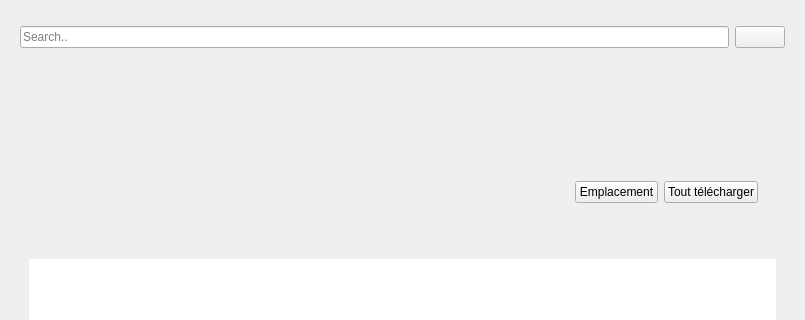
This is src/views/mainWindow.ui in Didiloy/spotwrap as Qt 5 draws it before an edit; both pictures show x 0 to 805 and y 0 to 320 of the 805 by 574 pixel window. The edited form follows.
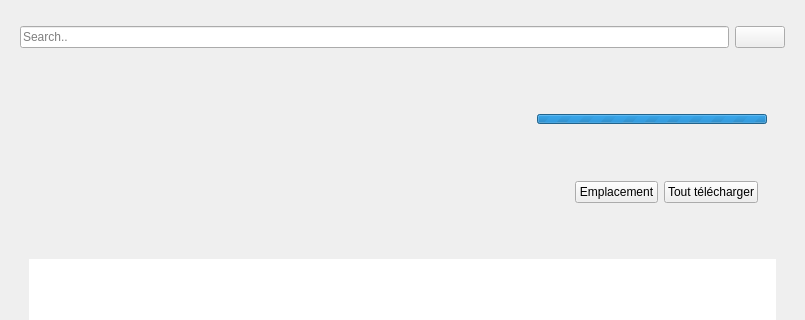
This is the edited form. Icons and pictures are not drawn.

Commit message: added progress bar to mainwindows, ui changes in song.py

Patch:
```diff
--- a/src/views/mainWindow.ui
+++ b/src/views/mainWindow.ui
@@ -123,6 +123,100 @@
               <property name="spacing">
                <number>0</number>
               </property>
+              <item row="1" column="0">
+               <widget class="QLabel" name="labelNbTitle">
+                <property name="sizePolicy">
+                 <sizepolicy hsizetype="Preferred" vsizetype="Maximum">
+                  <horstretch>0</horstretch>
+                  <verstretch>0</verstretch>
+                 </sizepolicy>
+                </property>
+                <property name="font">
+                 <font>
+                  <italic>true</italic>
+                 </font>
+                </property>
+                <property name="text">
+                 <string/>
+                </property>
+               </widget>
+              </item>
+              <item row="0" column="0">
+               <widget class="QWidget" name="widget_5" native="true">
+                <layout class="QHBoxLayout" name="horizontalLayout_3">
+                 <property name="leftMargin">
+                  <number>0</number>
+                 </property>
+                 <property name="topMargin">
+                  <number>0</number>
+                 </property>
+                 <property name="rightMargin">
+                  <number>0</number>
+                 </property>
+                 <item>
+                  <widget class="QLabel" name="labelTitle">
+                   <property name="sizePolicy">
+                    <sizepolicy hsizetype="Expanding" vsizetype="Preferred">
+                     <horstretch>0</horstretch>
+                     <verstretch>0</verstretch>
+                    </sizepolicy>
+                   </property>
+                   <property name="font">
+                    <font>
+                     <pointsize>18</pointsize>
+                     <weight>75</weight>
+                     <bold>true</bold>
+                    </font>
+                   </property>
+                   <property name="text">
+                    <string/>
+                   </property>
+                  </widget>
+                 </item>
+                 <item>
+                  <spacer name="horizontalSpacer_2">
+                   <property name="orientation">
+                    <enum>Qt::Horizontal</enum>
+                   </property>
+                   <property name="sizeHint" stdset="0">
+                    <size>
+                     <width>40</width>
+                     <height>20</height>
+                    </size>
+                   </property>
+                  </spacer>
+                 </item>
+                 <item>
+                  <widget class="QProgressBar" name="progressBar">
+                   <property name="sizePolicy">
+                    <sizepolicy hsizetype="Fixed" vsizetype="Fixed">
+                     <horstretch>0</horstretch>
+                     <verstretch>0</verstretch>
+                    </sizepolicy>
+                   </property>
+                   <property name="minimumSize">
+                    <size>
+                     <width>230</width>
+                     <height>10</height>
+                    </size>
+                   </property>
+                   <property name="maximumSize">
+                    <size>
+                     <width>16777215</width>
+                     <height>10</height>
+                    </size>
+                   </property>
+                   <property name="maximum">
+                    <number>0</number>
+                   </property>
+                   <property name="value">
+                    <number>-1</number>
+                   </property>
+                  </widget>
+                 </item>
+                </layout>
+               </widget>
+              </item>
               <item row="2" column="0">
                <widget class="QWidget" name="widget_4" native="true">
                 <layout class="QHBoxLayout" name="horizontalLayout_2">
@@ -198,44 +292,6 @@
                 </layout>
                </widget>
               </item>
-              <item row="0" column="0">
-               <widget class="QLabel" name="labelTitle">
-                <property name="sizePolicy">
-                 <sizepolicy hsizetype="Expanding" vsizetype="Preferred">
-                  <horstretch>0</horstretch>
-                  <verstretch>0</verstretch>
-                 </sizepolicy>
-                </property>
-                <property name="font">
-                 <font>
-                  <pointsize>18</pointsize>
-                  <weight>75</weight>
-                  <bold>true</bold>
-                 </font>
-                </property>
-                <property name="text">
-                 <string/>
-                </property>
-               </widget>
-              </item>
-              <item row="1" column="0">
-               <widget class="QLabel" name="labelNbTitle">
-                <property name="sizePolicy">
-                 <sizepolicy hsizetype="Preferred" vsizetype="Maximum">
-                  <horstretch>0</horstretch>
-                  <verstretch>0</verstretch>
-                 </sizepolicy>
-                </property>
-                <property name="font">
-                 <font>
-                  <italic>true</italic>
-                 </font>
-                </property>
-                <property name="text">
-                 <string/>
-                </property>
-               </widget>
-              </item>
              </layout>
             </widget>
            </item>
```
The commit also changes 5 other files.
